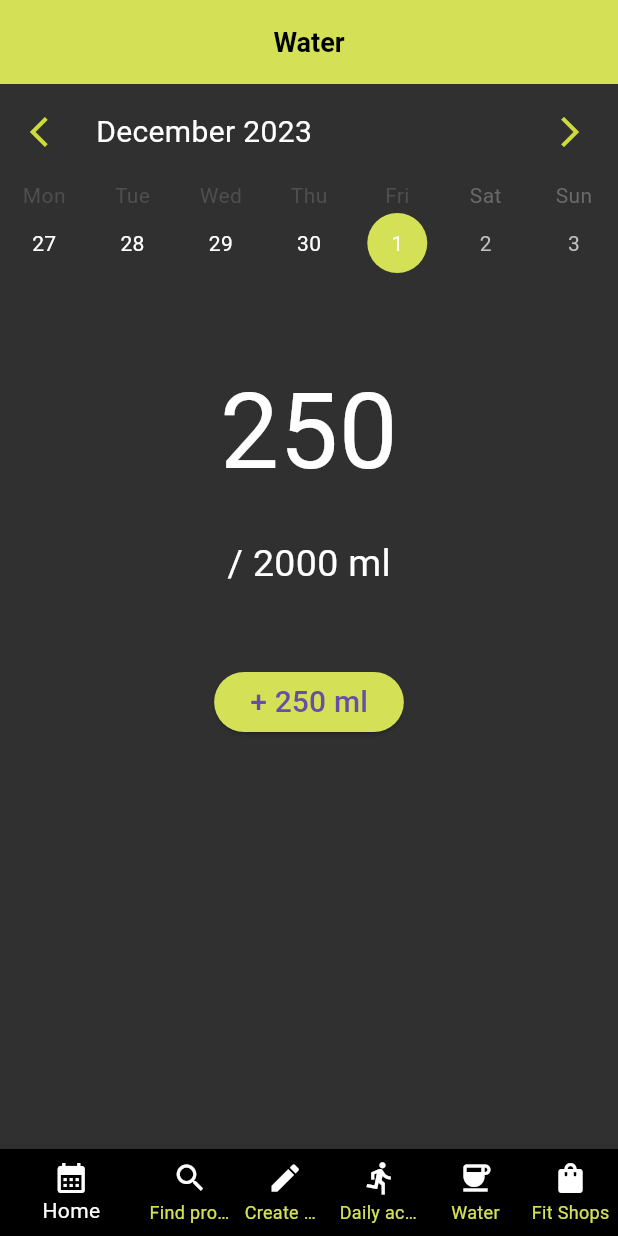
After one commit to hardKokos/23_FitMe, a Flutter app: the screen it shows after launch, item 5 of the bottom bar chosen, after a tap on "+ 250 ml", on a phone screen of 412 x 824 dp. The commit adds this screen. Run offline on Flutter 3.47's test engine with Material 3 defaults, Android fonts, the phone set to English and light mode, and no system bars; drawn by our look-alikes of table_calendar; our stand-ins replace anim_search_bar, cloud_firestore, confetti, firebase_auth, firebase_core; missing offline and left inert: barcode_scan2; accounts and stored records are empty.

Commit message:
added water stats

```diff
--- a/frontend/fit_me/lib/calendar.dart
+++ b/frontend/fit_me/lib/calendar.dart
@@ -8,6 +8,7 @@ import 'package:flutter/material.dart';
 import 'package:table_calendar/table_calendar.dart';
 import 'add_meal.dart';
 import 'package:fit_me/pages/article_page.dart';
+import 'pages/water_statistics.dart';
 
 class EventCalendarPage extends StatefulWidget {
   const EventCalendarPage({Key? key}) : super(key: key);
@@ -123,6 +124,13 @@ class _EventCalendarPageState extends State<EventCalendarPage> {
             Navigator.push(
               context,
               MaterialPageRoute(builder: (context) => CreateDietPage()),
+            );
+          }
+
+          if (index == 4) {
+            Navigator.push(
+              context,
+              MaterialPageRoute(builder: (context) => WaterStatistics()),
             );
           }
         },
--- /dev/null
+++ b/frontend/fit_me/lib/pages/water_statistics.dart
@@ -0,0 +1,207 @@
+import 'package:fit_me/pages/create_diet.dart';
+import 'package:flutter/material.dart';
+import 'package:fit_me/calendar.dart';
+import 'package:fit_me/search_for_product.dart';
+import 'package:table_calendar/table_calendar.dart';
+
+class WaterStatistics extends StatefulWidget {
+  const WaterStatistics({Key? key}) : super(key: key);
+
+  @override
+  // ignore: library_private_types_in_public_api
+  _WaterStatisticsState createState() => _WaterStatisticsState();
+}
+
+class _WaterStatisticsState extends State<WaterStatistics> {
+  CalendarFormat _calendarFormat = CalendarFormat.week;
+  DateTime _focusedDay = DateTime.now();
+  DateTime? _selectedDay;
+  int _currentIndex = 0;
+  int _waterAmount = 0;
+  // final TextEditingController _controllerWaterToAdd = TextEditingController();
+
+  @override
+  void initState() {
+    super.initState();
+    _selectedDay = _focusedDay;
+  }
+
+  @override
+  void dispose() {
+    super.dispose();
+  }
+
+  void _onDaySelected(DateTime selectedDay, DateTime focusedDay) {
+    if (!isSameDay(_selectedDay, selectedDay)) {
+      setState(() {
+        _selectedDay = selectedDay;
+        _focusedDay = focusedDay;
+      });
+    }
+  }
+
+  Widget build(BuildContext context) {
+    DateTime yearAgo = DateTime.now().subtract(const Duration(days: 365));
+    return Scaffold(
+      appBar: AppBar(
+        title: const Text(
+          'Water',
+          style: TextStyle(
+            fontSize: 18,
+            fontWeight: FontWeight.bold,
+            color: Colors.black, // Adjusted text color
+          ),
+        ),
+        backgroundColor: Colors.lime.shade400,
+        centerTitle: true,
+        elevation: 0.0,
+        automaticallyImplyLeading: false,
+      ),
+      backgroundColor: Colors.grey[850],
+      body: Container(
+          height: double.infinity,
+          width: double.infinity,
+          child: Column(
+            crossAxisAlignment: CrossAxisAlignment.start,
+            mainAxisAlignment: MainAxisAlignment.start,
+            children: <Widget>[
+              TableCalendar(
+                firstDay: yearAgo,
+                lastDay: DateTime.now(),
+                focusedDay: _focusedDay,
+                selectedDayPredicate: (day) => isSameDay(_selectedDay, day),
+                calendarFormat: _calendarFormat,
+                startingDayOfWeek: StartingDayOfWeek.monday,
+                onDaySelected: _onDaySelected,
+                onFormatChanged: (format) {
+                  if (_calendarFormat != format) {
+                    setState(() {
+                      _calendarFormat = format;
+                    });
+                  }
+                },
+                onPageChanged: (focusedDay) {
+                  _focusedDay = focusedDay;
+                },
+                calendarStyle: CalendarStyle(
+                  outsideDaysVisible: false,
+                  weekendTextStyle:
+                      const TextStyle(color: Colors.lightGreenAccent),
+                  holidayTextStyle: const TextStyle(color: Colors.lime),
+                  todayDecoration: const BoxDecoration(
+                    color: Colors.green,
+                    shape: BoxShape.circle,
+                  ),
+                  selectedTextStyle: const TextStyle(color: Colors.white),
+                  selectedDecoration: BoxDecoration(
+                    color: Colors.lime.shade400,
+                    shape: BoxShape.circle,
+                  ),
+                  defaultTextStyle: const TextStyle(color: Colors.white),
+                ),
+                headerStyle: const HeaderStyle(
+                  leftChevronIcon:
+                      Icon(Icons.arrow_back_ios, color: Colors.lime),
+                  rightChevronIcon:
+                      Icon(Icons.arrow_forward_ios, color: Colors.lime),
+                  titleTextStyle: TextStyle(color: Colors.white, fontSize: 20),
+                  formatButtonVisible: false,
+                ),
+              ),
+              Center(
+                child: Container(
+                  margin: const EdgeInsets.only(top: 50.0),
+                  child: Column(
+                    children: [
+                      Text(
+                        _waterAmount.toString(),
+                        textAlign: TextAlign.center,
+                        style: const TextStyle(
+                          color: Colors.white,
+                          fontSize: 70,
+                        ),
+                      ),
+                      const SizedBox(
+                        height: 20,
+                      ),
+                      const Text(
+                        "/ 2000 ml",
+                        style: TextStyle(
+                          color: Colors.white,
+                          fontSize: 25,
+                        ),
+                      ),
+                      const SizedBox(
+                        height: 50,
+                      ),
+                      ElevatedButton(
+                        onPressed: () {
+                          setState(() {
+                            _waterAmount += 250;
+                          });
+                        },
+                        child: Text(
+                          "+ 250 ml",
+                          style: TextStyle(
+                            fontSize: 20,
+                          ),
+                        ),
+                        style: ElevatedButton.styleFrom(
+                          shape: StadiumBorder(),
+                          backgroundColor: Colors.lime.shade400,
+                        ),
+                      ),
+                      // Row(
+                      //   mainAxisSize: MainAxisSize.min,
+                      //   children: <Widget>[
+                      //     SizedBox(
+                      //         width: 100,
+                      //         child: TextField(
+                      //           controller: _controllerWaterToAdd,
+                      //
+                      //         )
+                      //     ),
+                      //
+                      //   ],
+                      // ),
+                    ],
+                  ),
+                ),
+              )
+            ],
+          )),
+      bottomNavigationBar: MyBottomNavigationBar(
+        currentIndex: _currentIndex,
+        onTap: (int index) {
+          setState(() {
+            _currentIndex = index;
+          });
+
+          if (index == 1) {
+            Navigator.push(
+              context,
+              MaterialPageRoute(builder: (context) => const SearchForProduct()),
+            );
+          }
+
+          // Firebase - home_page, article_detail_page, article_page, challenges_page
+          // Think about layout of bottomNavigationBar in each page
+          if (index == 0) {
+            Navigator.push(
+              context,
+              MaterialPageRoute(
+                  builder: (context) => const EventCalendarPage()),
+            );
+          }
+
+          if (index == 2) {
+            Navigator.push(
+              context,
+              MaterialPageRoute(builder: (context) => const CreateDietPage()),
+            );
+          }
+        },
+      ),
+    );
+  }
+}
```
Also changed, not shown: frontend/fit_me/lib/add_meal.dart (+7 -0 lines), frontend/fit_me/lib/pages/create_diet.dart (+15 -0 lines), frontend/fit_me/lib/search_for_product.dart (+7 -0 lines).
